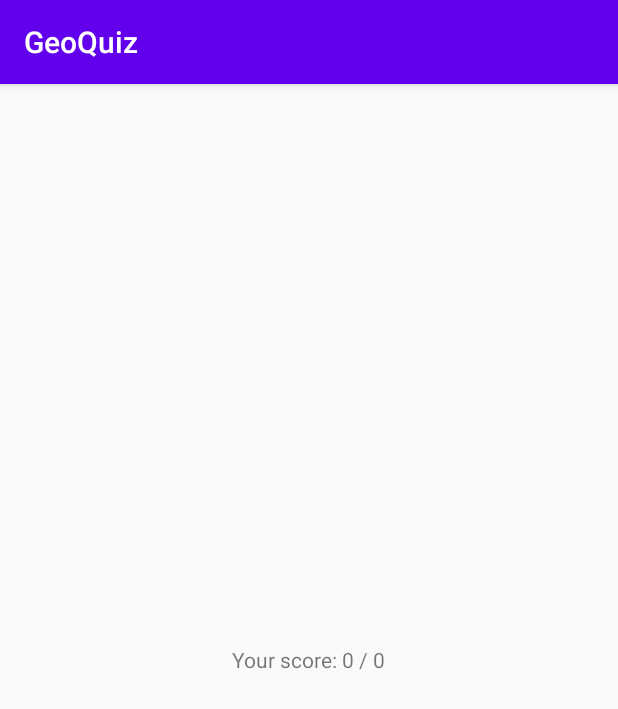
After one commit to LooperMind/geo_quiz_lab, an Android app: the ResultActivity screen opened directly, with no data from a screen before it, on a phone screen of 412 x 824 dp. The commit adds this screen. Shown: the top 709 px of the screen. Run offline under Robolectric (Android 15) with nearby library versions, the phone set to English and light mode, and no system bars.

Commit message:
added second activity

```diff
--- a/app/build.gradle
+++ b/app/build.gradle
@@ -36,6 +36,8 @@ dependencies {
     implementation 'androidx.appcompat:appcompat:1.0.0'
     implementation 'androidx.lifecycle:lifecycle-extensions:2.2.0'
     implementation 'androidx.constraintlayout:constraintlayout:1.1.3'
+    implementation 'com.android.support:appcompat-v7:28.0.0'
+    implementation 'com.android.support.constraint:constraint-layout:2.0.4'
     testImplementation 'junit:junit:4.13.2'
     androidTestImplementation 'androidx.test.ext:junit:1.1.1'
     androidTestImplementation 'androidx.test.espresso:espresso-core:3.1.0'
--- a/app/src/main/AndroidManifest.xml
+++ b/app/src/main/AndroidManifest.xml
@@ -14,6 +14,9 @@
         android:theme="@style/Theme.GeoQuiz"
         tools:targetApi="31">
         <activity
+            android:name=".ResultActivity"
+            android:exported="false" />
+        <activity
             android:name=".MainActivity"
             android:exported="true">
             <intent-filter>
--- /dev/null
+++ b/app/src/main/java/com/bignerdranch/android/geomain/ResultActivity.kt
@@ -0,0 +1,35 @@
+package com.bignerdranch.android.geomain
+
+import android.content.Context
+import android.content.Intent
+import androidx.appcompat.app.AppCompatActivity
+import android.os.Bundle
+import android.widget.TextView
+
+private const val SCORE = "score"
+private const val MAX_SCORE = "maxScore"
+
+class ResultActivity : AppCompatActivity() {
+    private lateinit var resultText : TextView
+
+    private var score = 0
+    private var maxScore = 0
+
+    override fun onCreate(savedInstanceState: Bundle?) {
+        super.onCreate(savedInstanceState)
+        setContentView(R.layout.activity_result)
+        score = intent.getIntExtra(SCORE, 0)
+        maxScore = intent.getIntExtra(MAX_SCORE, 0)
+        resultText = findViewById(R.id.resultText)
+        resultText.text = getString(R.string.your_score) + " $score / $maxScore"
+    }
+
+    companion object{
+        fun newIntent(packegeContext: Context, score: Int, maxScore: Int): Intent {
+            return Intent(packegeContext, ResultActivity::class.java).apply {
+                putExtra(SCORE, score)
+                putExtra(MAX_SCORE, maxScore)
+            }
+        }
+    }
+}
--- /dev/null
+++ b/app/src/main/res/layout/activity_result.xml
@@ -0,0 +1,17 @@
+<?xml version="1.0" encoding="utf-8"?>
+<LinearLayout
+    xmlns:android="http://schemas.android.com/apk/res/android"
+    xmlns:tools="http://schemas.android.com/tools"
+    android:layout_width="match_parent"
+    android:layout_height="match_parent"
+    android:gravity="center"
+    android:orientation="vertical"
+    tools:context=".ResultActivity">
+
+    <TextView
+        android:id="@+id/resultText"
+        android:layout_width="wrap_content"
+        android:layout_height="wrap_content"
+        android:padding="24dp"/>
+
+</LinearLayout>
```
Also changed, not shown: app/src/main/java/com/bignerdranch/android/geomain/MainActivity.kt (+10 -2 lines).
